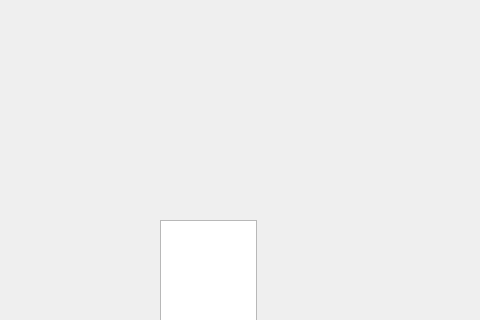
First picture: the form in student/13/match3/mainwindow.ui, repository eerotarri/Programming-2, before the edit; both pictures show x 0 to 480 and y 0 to 320 of the 800 by 600 pixel window.
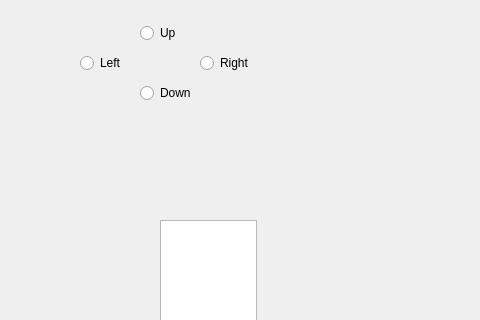
Second picture: the form after the edit.

```diff
--- a/student/13/match3/mainwindow.ui
+++ b/student/13/match3/mainwindow.ui
@@ -33,6 +33,58 @@
      <cursorShape>ArrowCursor</cursorShape>
     </property>
    </widget>
+   <widget class="QRadioButton" name="leftButton">
+    <property name="geometry">
+     <rect>
+      <x>80</x>
+      <y>50</y>
+      <width>106</width>
+      <height>26</height>
+     </rect>
+    </property>
+    <property name="text">
+     <string>Left</string>
+    </property>
+   </widget>
+   <widget class="QRadioButton" name="rightButton">
+    <property name="geometry">
+     <rect>
+      <x>200</x>
+      <y>50</y>
+      <width>106</width>
+      <height>26</height>
+     </rect>
+    </property>
+    <property name="text">
+     <string>Right</string>
+    </property>
+   </widget>
+   <widget class="QRadioButton" name="upButton">
+    <property name="geometry">
+     <rect>
+      <x>140</x>
+      <y>20</y>
+      <width>106</width>
+      <height>26</height>
+     </rect>
+    </property>
+    <property name="text">
+     <string>Up</string>
+    </property>
+   </widget>
+   <widget class="QRadioButton" name="downButton">
+    <property name="geometry">
+     <rect>
+      <x>140</x>
+      <y>80</y>
+      <width>106</width>
+      <height>26</height>
+     </rect>
+    </property>
+    <property name="text">
+     <string>Down</string>
+    </property>
+   </widget>
   </widget>
   <widget class="QMenuBar" name="menubar">
    <property name="geometry">
```
